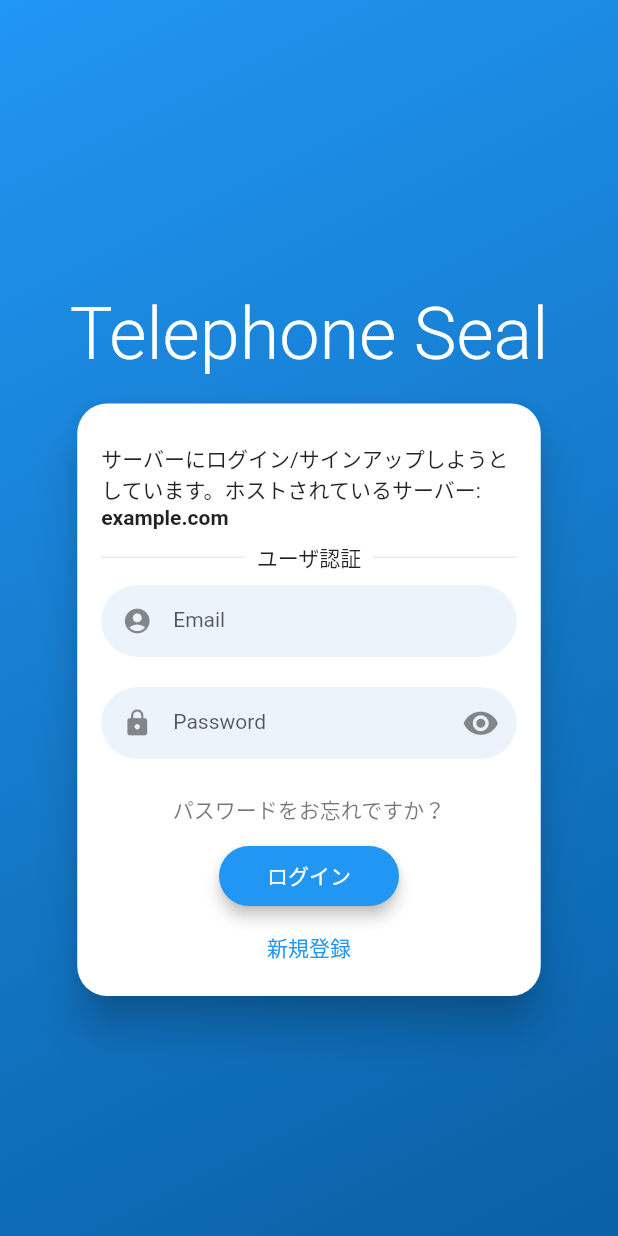
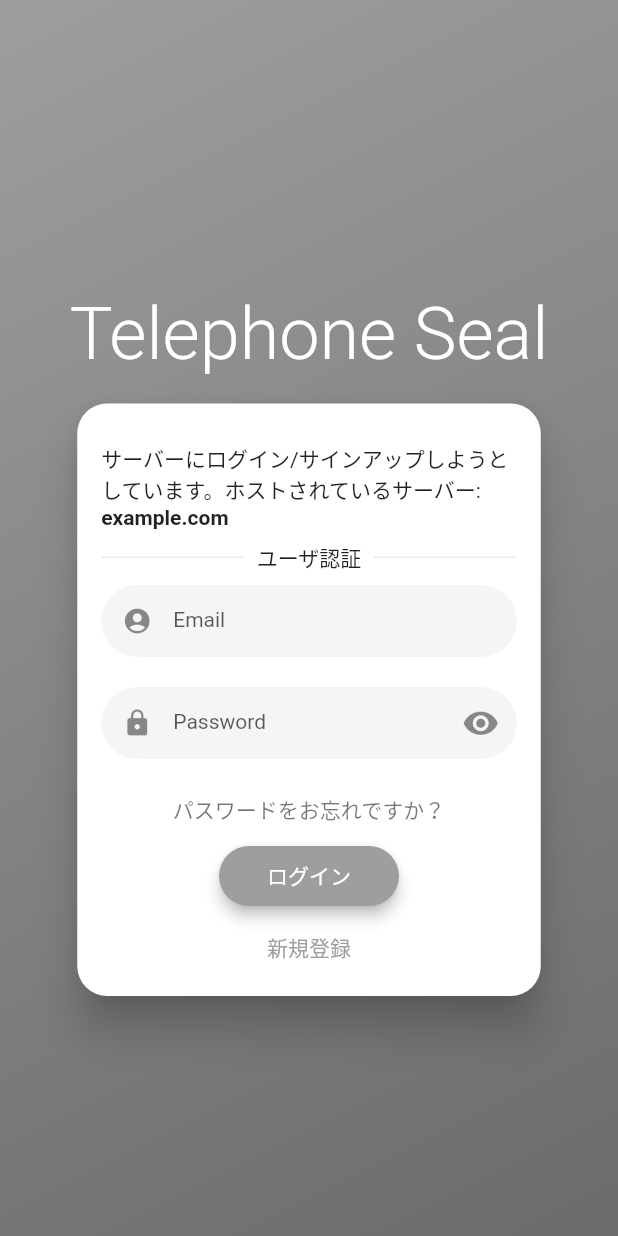
Before and after one commit to yuki-325/telephone_seal, a Flutter app: the screen it shows after launch, on a phone screen of 412 x 824 dp. Run offline on Flutter 3.47's test engine with Material 2 defaults, Android fonts, the phone set to English and light mode, and no system bars; drawn by our look-alikes of flutter_login; our stand-ins replace logger; Roboto replaces fonts that are missing (NotoSans, OpenSans).

Commit message:
[add]ログイン画面テーマを修正

```diff
--- a/lib/views/login_screen.dart
+++ b/lib/views/login_screen.dart
@@ -57,11 +57,15 @@ class LoginScreen extends StatelessWidget {
 
   @override
   Widget build(BuildContext context) {
-    LoggerUtil.debug("LoginScreen build() begin");
+    LoggerUtil.debug("build() begin");
     // Flutter Loginウィジェットを返します
     return KeyboardCloseWrapperWidget(
       child: FlutterLogin(
         // ログイン画面のタイトルを設定します
+        theme: LoginTheme(
+            primaryColor: Colors.grey,
+            accentColor: Colors.white,
+            buttonTheme: const LoginButtonTheme(splashColor: Colors.blueGrey)),
         title: AppLabels.appName,
         navigateBackAfterRecovery: true,
         onConfirmRecover: _signupConfirm,
@@ -79,9 +83,13 @@ class LoginScreen extends StatelessWidget {
         additionalSignupFields: const [/* ... */],
         // ユーザー名のバリデーション関数
         userValidator: (value) {
+          LoggerUtil.debug("userValidator() begin");
+          LoggerUtil.logArguments("userValidator", {"value": value});
           if (!value!.contains('@') || !value.endsWith('.com')) {
+            LoggerUtil.debug("userValidator() バリデーションエラーです。 value:=> $value");
             return "メールアドレスには '@' と '.com' が含まれている必要があります";
           }
+          LoggerUtil.debug("userValidator() end");
           return null;
         },
         // パスワードのバリデーション関数
@@ -122,6 +130,8 @@ class LoginScreen extends StatelessWidget {
         // サインアップアニメーションが完了した際のコールバック関数
         onSubmitAnimationCompleted: () {
           // ここに遷移ロジックを記述します
+          LoggerUtil.debug("onSubmitAnimationCompleted() begin");
+          LoggerUtil.debug("onSubmitAnimationCompleted() end");
         },
         // パスワードリカバリー時のコールバック関数
         onRecoverPassword: (name) {
```
